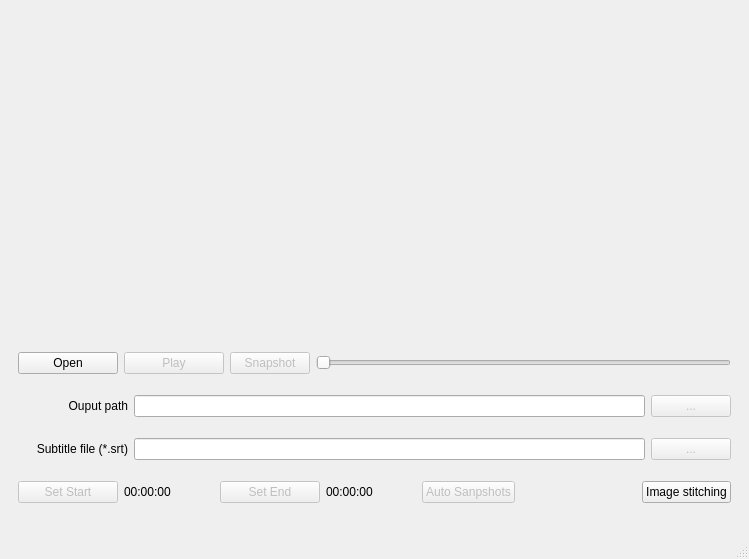
Before: the Qt Designer form src/windows/video_player_window.ui in shootsoft/PlutoVideoSnapshoter, drawn with Qt 5.
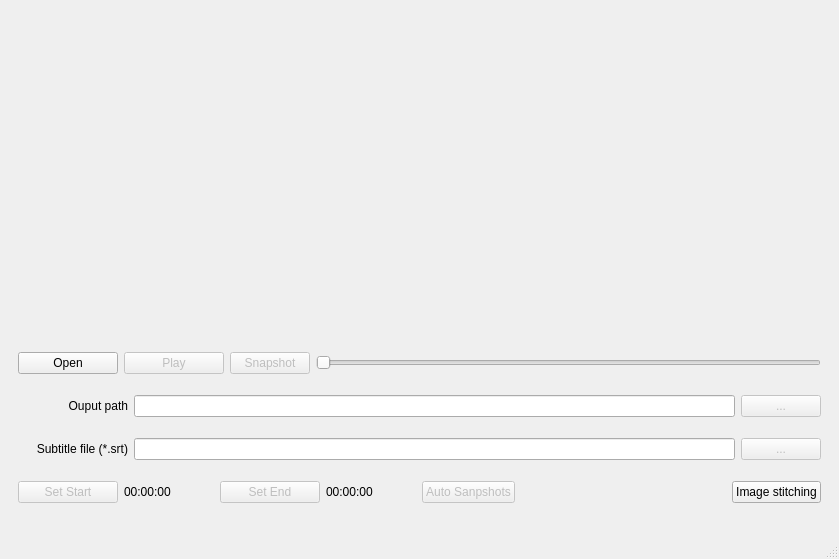
After: the same form once the commit is applied.

The edit to the form file:
```diff
--- a/src/windows/video_player_window.ui
+++ b/src/windows/video_player_window.ui
@@ -6,7 +6,7 @@
    <rect>
     <x>0</x>
     <y>0</y>
-    <width>749</width>
+    <width>839</width>
     <height>559</height>
    </rect>
   </property>
```
Left out of the diff: 4 changed lines with no effect on the pictures.
